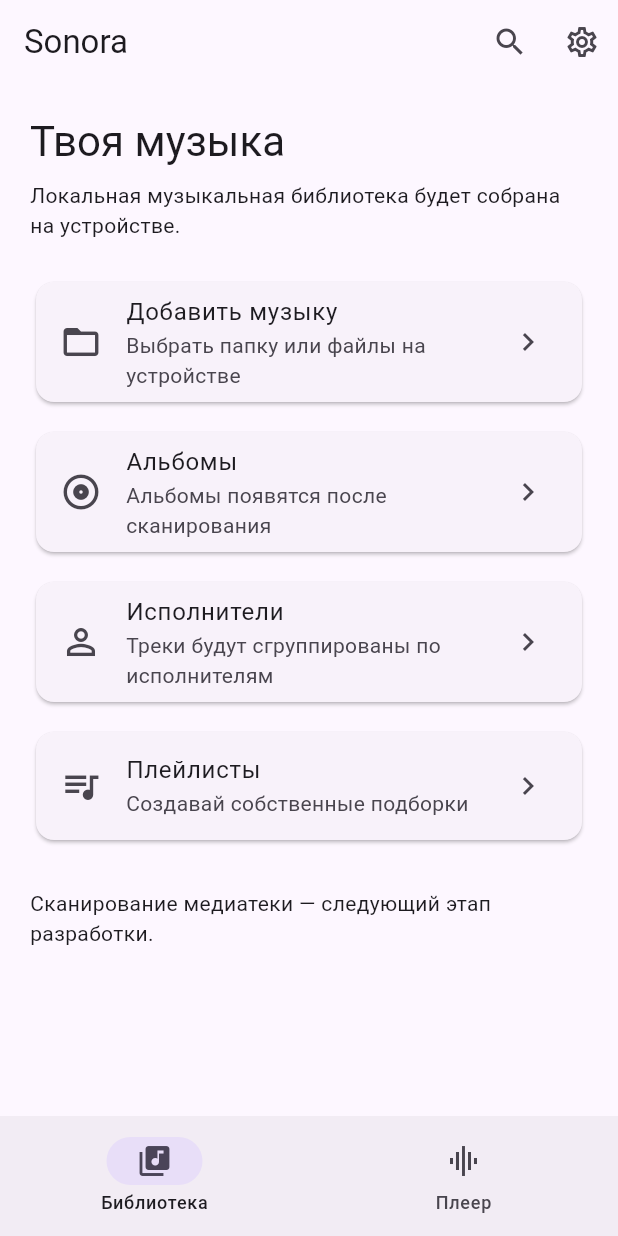
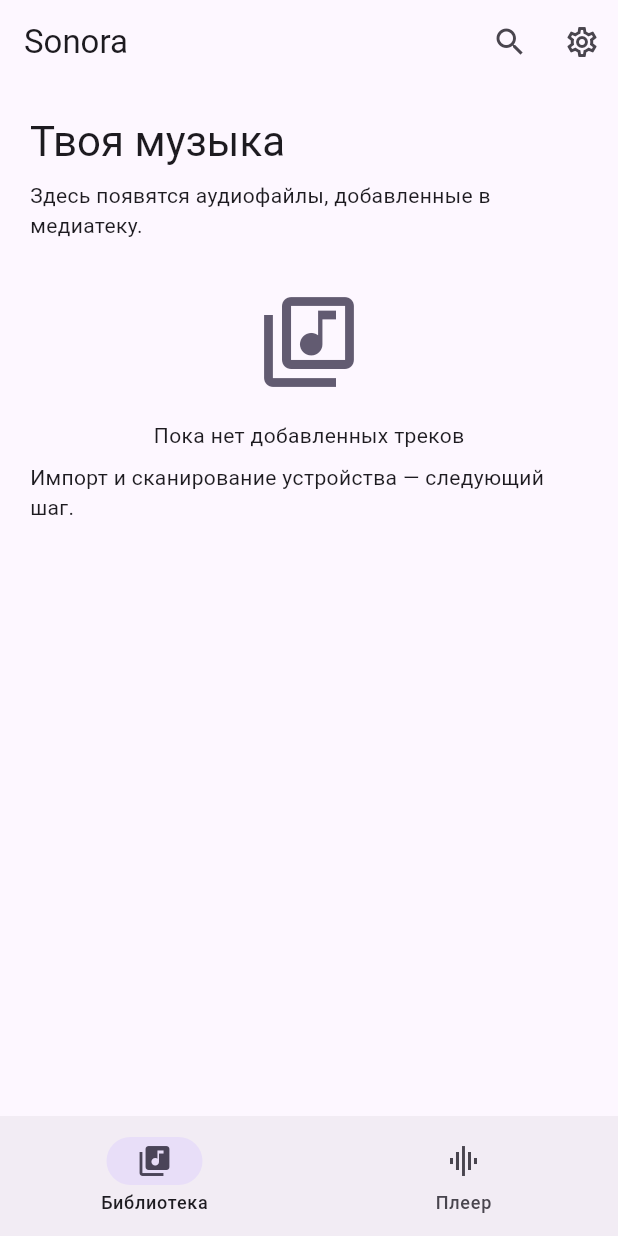
Before and after one commit to t3rsuscode/sonora-player, a Flutter app: the screen it shows after launch, on a phone screen of 412 x 824 dp. Run offline on Flutter 3.47's test engine with Material 3 defaults, Android fonts, the phone set to English and light mode, and no system bars; our stand-ins replace drift, drift_flutter, flutter_riverpod; accounts and stored records are empty; generated files the repository leaves out were written again.

Commit message:
feat: connect local library database foundation

```diff
--- a/lib/features/library/presentation/library_screen.dart
+++ b/lib/features/library/presentation/library_screen.dart
@@ -1,10 +1,15 @@
 import 'package:flutter/material.dart';
+import 'package:flutter_riverpod/flutter_riverpod.dart';
 
-class LibraryScreen extends StatelessWidget {
+import '../../../core/database/database_provider.dart';
+
+class LibraryScreen extends ConsumerWidget {
   const LibraryScreen({super.key});
 
   @override
-  Widget build(BuildContext context) {
+  Widget build(BuildContext context, WidgetRef ref) {
+    final tracks = ref.watch(libraryTracksProvider);
+
     return Scaffold(
       appBar: AppBar(
         title: const Text('Sonora'),
@@ -21,70 +26,66 @@ class LibraryScreen extends StatelessWidget {
           ),
         ],
       ),
-      body: ListView(
+      body: tracks.when(
+        loading: () => const Center(child: CircularProgressIndicator()),
+        error: (error, stackTrace) => Center(
+          child: Padding(
+            padding: const EdgeInsets.all(24),
+            child: Text('Не удалось открыть медиатеку: $error'),
+          ),
+        ),
+        data: (items) {
+          if (items.isEmpty) {
+            return ListView(
               padding: const EdgeInsets.all(20),
               children: [
-          Text('Твоя музыка', style: Theme.of(context).textTheme.headlineMedium),
+                Text(
+                  'Твоя музыка',
+                  style: Theme.of(context).textTheme.headlineMedium,
+                ),
                 const SizedBox(height: 8),
                 Text(
-            'Локальная музыкальная библиотека будет собрана на устройстве.',
+                  'Здесь появятся аудиофайлы, добавленные в медиатеку.',
                   style: Theme.of(context).textTheme.bodyMedium,
                 ),
-          const SizedBox(height: 24),
-          const _LibraryAction(
-            icon: Icons.folder_open,
-            title: 'Добавить музыку',
-            subtitle: 'Выбрать папку или файлы на устройстве',
+                const SizedBox(height: 32),
+                Icon(
+                  Icons.library_music_outlined,
+                  size: 72,
+                  color: Theme.of(context).colorScheme.secondary,
                 ),
-          const SizedBox(height: 12),
-          const _LibraryAction(
-            icon: Icons.album_outlined,
-            title: 'Альбомы',
-            subtitle: 'Альбомы появятся после сканирования',
-          ),
-          const SizedBox(height: 12),
-          const _LibraryAction(
-            icon: Icons.person_outline,
-            title: 'Исполнители',
-            subtitle: 'Треки будут сгруппированы по исполнителям',
-          ),
-          const SizedBox(height: 12),
-          const _LibraryAction(
-            icon: Icons.queue_music,
-            title: 'Плейлисты',
-            subtitle: 'Создавай собственные подборки',
-          ),
-          const SizedBox(height: 28),
+                const SizedBox(height: 16),
+                const Center(child: Text('Пока нет добавленных треков')),
+                const SizedBox(height: 8),
                 const Center(
-            child: Text('Сканирование медиатеки — следующий этап разработки.'),
+                  child: Text('Импорт и сканирование устройства — следующий шаг.'),
                 ),
               ],
+            );
+          }
+
+          return ListView.builder(
+            itemCount: items.length,
+            itemBuilder: (context, index) {
+              final track = items[index];
+              return ListTile(
+                leading: const CircleAvatar(child: Icon(Icons.music_note)),
+                title: Text(
+                  track.title,
+                  maxLines: 1,
+                  overflow: TextOverflow.ellipsis,
+                ),
+                subtitle: Text(
+                  '${track.artist} • ${track.album}',
+                  maxLines: 1,
+                  overflow: TextOverflow.ellipsis,
+                ),
+                onTap: () {},
+              );
+            },
+          );
+        },
       ),
     );
   }
 }
-
-class _LibraryAction extends StatelessWidget {
-  const _LibraryAction({
-    required this.icon,
-    required this.title,
-    required this.subtitle,
-  });
-
-  final IconData icon;
-  final String title;
-  final String subtitle;
-
-  @override
-  Widget build(BuildContext context) {
-    return Card(
-      child: ListTile(
-        leading: Icon(icon, size: 28),
-        title: Text(title),
-        subtitle: Text(subtitle),
-        trailing: const Icon(Icons.chevron_right),
-        onTap: () {},
-      ),
-    );
-  }
-}
```
Lines whose indentation alone changed are shown as unchanged.
